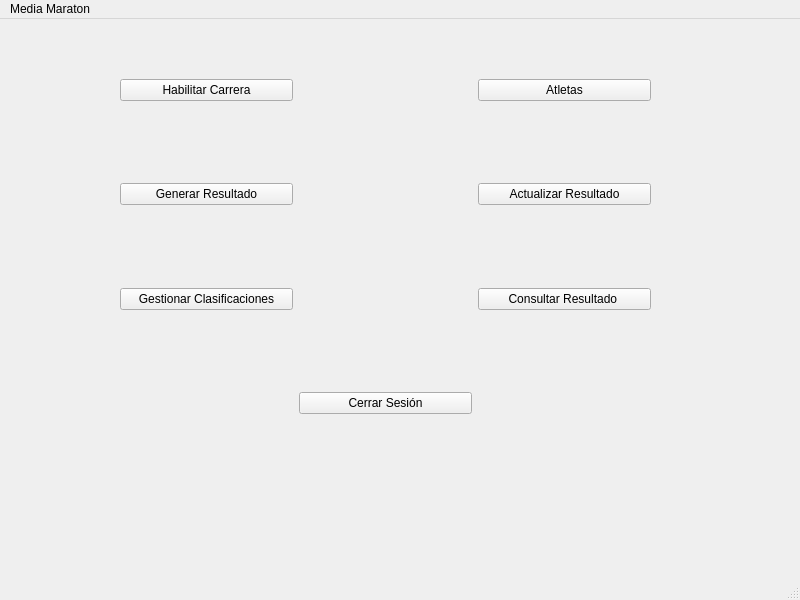
First picture: the form in View/mainwindow.ui, repository Camgamez/MediaMaraton, before the edit.
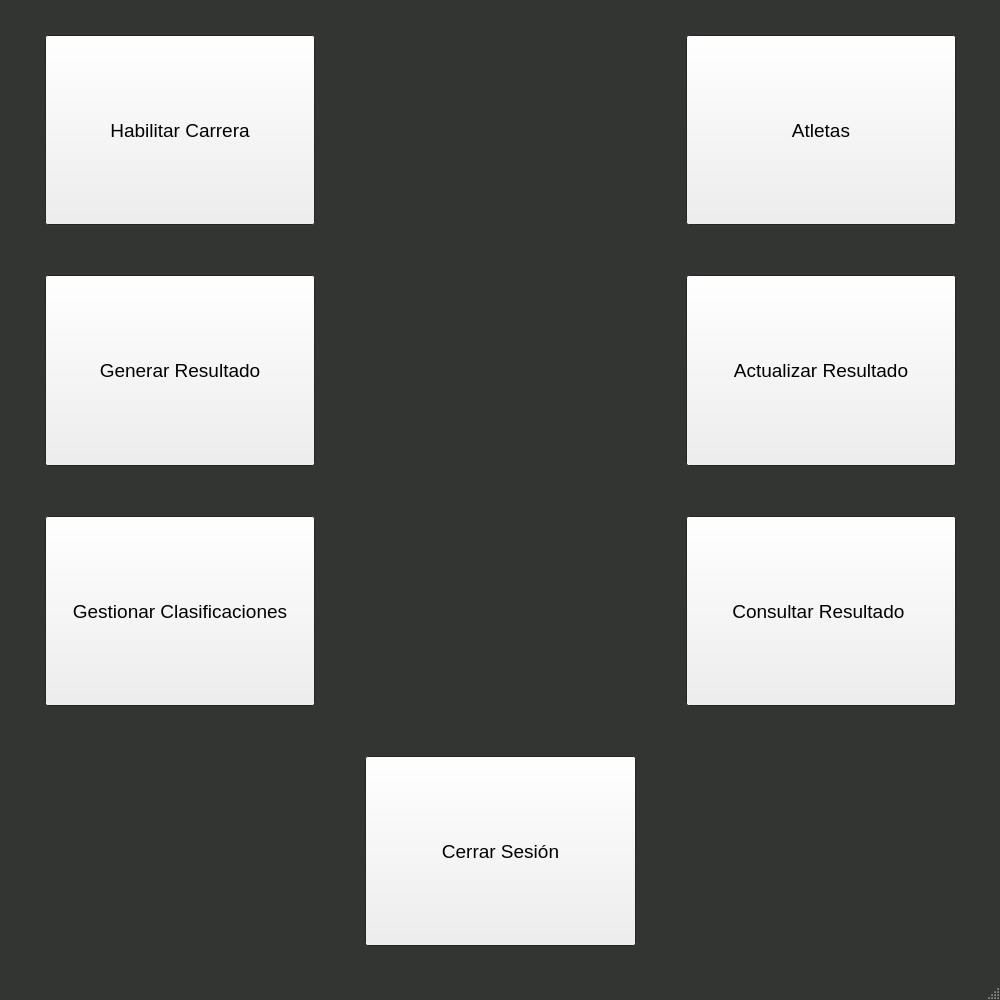
Second picture: the form after the edit.

Diff of the .ui file:
```diff
--- a/View/mainwindow.ui
+++ b/View/mainwindow.ui
@@ -9,10 +9,241 @@
    <rect>
     <x>0</x>
     <y>0</y>
-    <width>800</width>
-    <height>600</height>
+    <width>1000</width>
+    <height>1000</height>
    </rect>
   </property>
+  <property name="palette">
+   <palette>
+    <active>
+     <colorrole role="WindowText">
+      <brush brushstyle="SolidPattern">
+       <color alpha="255">
+        <red>245</red>
+        <green>226</green>
+        <blue>200</blue>
+       </color>
+      </brush>
+     </colorrole>
+     <colorrole role="Text">
+      <brush brushstyle="SolidPattern">
+       <color alpha="255">
+        <red>0</red>
+        <green>0</green>
+        <blue>0</blue>
+       </color>
+      </brush>
+     </colorrole>
+     <colorrole role="Base">
+      <brush brushstyle="SolidPattern">
+       <color alpha="255">
+        <red>255</red>
+        <green>255</green>
+        <blue>255</blue>
+       </color>
+      </brush>
+     </colorrole>
+     <colorrole role="Window">
+      <brush brushstyle="SolidPattern">
+       <color alpha="255">
+        <red>51</red>
+        <green>53</green>
+        <blue>51</blue>
+       </color>
+      </brush>
+     </colorrole>
+     <colorrole role="Shadow">
+      <brush brushstyle="SolidPattern">
+       <color alpha="255">
+        <red>105</red>
+        <green>105</green>
+        <blue>105</blue>
+       </color>
+      </brush>
+     </colorrole>
+     <colorrole role="HighlightedText">
+      <brush brushstyle="SolidPattern">
+       <color alpha="255">
+        <red>255</red>
+        <green>255</green>
+        <blue>255</blue>
+       </color>
+      </brush>
+     </colorrole>
+     <colorrole role="ToolTipText">
+      <brush brushstyle="SolidPattern">
+       <color alpha="255">
+        <red>0</red>
+        <green>0</green>
+        <blue>0</blue>
+       </color>
+      </brush>
+     </colorrole>
+     <colorrole role="PlaceholderText">
+      <brush brushstyle="SolidPattern">
+       <color alpha="128">
+        <red>0</red>
+        <green>0</green>
+        <blue>0</blue>
+       </color>
+      </brush>
+     </colorrole>
+    </active>
+    <inactive>
+     <colorrole role="WindowText">
+      <brush brushstyle="SolidPattern">
+       <color alpha="255">
+        <red>245</red>
+        <green>226</green>
+        <blue>200</blue>
+       </color>
+      </brush>
+     </colorrole>
+     <colorrole role="Text">
+      <brush brushstyle="SolidPattern">
+       <color alpha="255">
+        <red>0</red>
+        <green>0</green>
+        <blue>0</blue>
+       </color>
+      </brush>
+     </colorrole>
+     <colorrole role="Base">
+      <brush brushstyle="SolidPattern">
+       <color alpha="255">
+        <red>255</red>
+        <green>255</green>
+        <blue>255</blue>
+       </color>
+      </brush>
+     </colorrole>
+     <colorrole role="Window">
+      <brush brushstyle="SolidPattern">
+       <color alpha="255">
+        <red>51</red>
+        <green>53</green>
+        <blue>51</blue>
+       </color>
+      </brush>
+     </colorrole>
+     <colorrole role="Shadow">
+      <brush brushstyle="SolidPattern">
+       <color alpha="255">
+        <red>105</red>
+        <green>105</green>
+        <blue>105</blue>
+       </color>
+      </brush>
+     </colorrole>
+     <colorrole role="HighlightedText">
+      <brush brushstyle="SolidPattern">
+       <color alpha="255">
+        <red>0</red>
+        <green>0</green>
+        <blue>0</blue>
+       </color>
+      </brush>
+     </colorrole>
+     <colorrole role="ToolTipText">
+      <brush brushstyle="SolidPattern">
+       <color alpha="255">
+        <red>0</red>
+        <green>0</green>
+        <blue>0</blue>
+       </color>
+      </brush>
+     </colorrole>
+     <colorrole role="PlaceholderText">
+      <brush brushstyle="SolidPattern">
+       <color alpha="128">
+        <red>0</red>
+        <green>0</green>
+        <blue>0</blue>
+       </color>
+      </brush>
+     </colorrole>
+    </inactive>
+    <disabled>
+     <colorrole role="WindowText">
+      <brush brushstyle="SolidPattern">
+       <color alpha="255">
+        <red>120</red>
+        <green>120</green>
+        <blue>120</blue>
+       </color>
+      </brush>
+     </colorrole>
+     <colorrole role="Text">
+      <brush brushstyle="SolidPattern">
+       <color alpha="255">
+        <red>120</red>
+        <green>120</green>
+        <blue>120</blue>
+       </color>
+      </brush>
+     </colorrole>
+     <colorrole role="Base">
+      <brush brushstyle="SolidPattern">
+       <color alpha="255">
+        <red>51</red>
+        <green>53</green>
+        <blue>51</blue>
+       </color>
+      </brush>
+     </colorrole>
+     <colorrole role="Window">
+      <brush brushstyle="SolidPattern">
+       <color alpha="255">
+        <red>89</red>
+        <green>93</green>
+        <blue>89</blue>
+       </color>
+      </brush>
+     </colorrole>
+     <colorrole role="Shadow">
+      <brush brushstyle="SolidPattern">
+       <color alpha="255">
+        <red>0</red>
+        <green>0</green>
+        <blue>0</blue>
+       </color>
+      </brush>
+     </colorrole>
+     <colorrole role="HighlightedText">
+      <brush brushstyle="SolidPattern">
+       <color alpha="255">
+        <red>255</red>
+        <green>255</green>
+        <blue>255</blue>
+       </color>
+      </brush>
+     </colorrole>
+     <colorrole role="ToolTipText">
+      <brush brushstyle="SolidPattern">
+       <color alpha="255">
+        <red>0</red>
+        <green>0</green>
+        <blue>0</blue>
+       </color>
+      </brush>
+     </colorrole>
+     <colorrole role="PlaceholderText">
+      <brush brushstyle="SolidPattern">
+       <color alpha="128">
+        <red>0</red>
+        <green>0</green>
+        <blue>0</blue>
+       </color>
+      </brush>
+     </colorrole>
+    </disabled>
+   </palette>
+  </property>
+  <property name="font">
+   <font>
+    <pointsize>7</pointsize>
+   </font>
+  </property>
   <property name="windowTitle">
    <string>MainWindow</string>
   </property>
@@ -20,123 +251,178 @@
    <widget class="QWidget" name="gridLayoutWidget">
     <property name="geometry">
      <rect>
-      <x>120</x>
-      <y>60</y>
-      <width>531</width>
-      <height>341</height>
+      <x>20</x>
+      <y>10</y>
+      <width>961</width>
+      <height>961</height>
      </rect>
     </property>
-    <layout class="QGridLayout" name="gridLayout" rowstretch="0,0,0,0,0,0,0" columnstretch="0,0,0">
+    <layout class="QGridLayout" name="gridLayout" rowstretch="0,0,0,0" columnstretch="0,0,0">
+     <property name="leftMargin">
+      <number>25</number>
+     </property>
+     <property name="topMargin">
+      <number>25</number>
+     </property>
+     <property name="rightMargin">
+      <number>25</number>
+     </property>
      <property name="bottomMargin">
-      <number>6</number>
+      <number>25</number>
      </property>
+     <property name="spacing">
+      <number>50</number>
+     </property>
+     <item row="0" column="2">
+      <widget class="QPushButton" name="pushButton">
+       <property name="sizePolicy">
+        <sizepolicy hsizetype="Minimum" vsizetype="Minimum">
+         <horstretch>0</horstretch>
+         <verstretch>0</verstretch>
+        </sizepolicy>
+       </property>
+       <property name="font">
+        <font>
+         <pointsize>14</pointsize>
+        </font>
+       </property>
+       <property name="text">
+        <string>Atletas</string>
+       </property>
+      </widget>
+     </item>
+     <item row="0" column="0">
+      <widget class="QPushButton" name="pushButton_6">
+       <property name="enabled">
+        <bool>true</bool>
+       </property>
+       <property name="sizePolicy">
+        <sizepolicy hsizetype="Minimum" vsizetype="Minimum">
+         <horstretch>0</horstretch>
+         <verstretch>0</verstretch>
+        </sizepolicy>
+       </property>
+       <property name="sizeIncrement">
+        <size>
+         <width>0</width>
+         <height>0</height>
+        </size>
+       </property>
+       <property name="baseSize">
+        <size>
+         <width>0</width>
+         <height>0</height>
+        </size>
+       </property>
+       <property name="font">
+        <font>
+         <pointsize>14</pointsize>
+        </font>
+       </property>
+       <property name="text">
+        <string>Habilitar Carrera</string>
+       </property>
+       <property name="iconSize">
+        <size>
+         <width>16</width>
+         <height>16</height>
+        </size>
+       </property>
+      </widget>
+     </item>
      <item row="2" column="0">
-      <widget class="QPushButton" name="pushButton_5">
-       <property name="text">
-        <string>Generar Resultado</string>
-       </property>
-      </widget>
-     </item>
-     <item row="6" column="1">
-      <widget class="QPushButton" name="closer">
-       <property name="text">
-        <string>Cerrar Sesión</string>
-       </property>
-      </widget>
-     </item>
-     <item row="3" column="0">
-      <spacer name="verticalSpacer">
-       <property name="orientation">
-        <enum>Qt::Vertical</enum>
-       </property>
-       <property name="sizeHint" stdset="0">
-        <size>
-         <width>20</width>
-         <height>40</height>
-        </size>
-       </property>
-      </spacer>
-     </item>
-     <item row="4" column="0">
       <widget class="QPushButton" name="pushButton_4">
+       <property name="sizePolicy">
+        <sizepolicy hsizetype="Minimum" vsizetype="Minimum">
+         <horstretch>0</horstretch>
+         <verstretch>0</verstretch>
+        </sizepolicy>
+       </property>
+       <property name="font">
+        <font>
+         <pointsize>14</pointsize>
+        </font>
+       </property>
        <property name="text">
         <string>Gestionar Clasificaciones</string>
        </property>
       </widget>
      </item>
+     <item row="3" column="1">
+      <widget class="QPushButton" name="closer">
+       <property name="sizePolicy">
+        <sizepolicy hsizetype="Minimum" vsizetype="Minimum">
+         <horstretch>0</horstretch>
+         <verstretch>0</verstretch>
+        </sizepolicy>
+       </property>
+       <property name="font">
+        <font>
+         <pointsize>14</pointsize>
+        </font>
+       </property>
+       <property name="text">
+        <string>Cerrar Sesión</string>
+       </property>
+      </widget>
+     </item>
      <item row="2" column="2">
-      <widget class="QPushButton" name="pushButton_2">
-       <property name="text">
-        <string>Actualizar Resultado</string>
-       </property>
-      </widget>
-     </item>
-     <item row="1" column="0">
-      <spacer name="verticalSpacer_2">
-       <property name="orientation">
-        <enum>Qt::Vertical</enum>
-       </property>
-       <property name="sizeHint" stdset="0">
-        <size>
-         <width>20</width>
-         <height>40</height>
-        </size>
-       </property>
-      </spacer>
-     </item>
-     <item row="0" column="0">
-      <widget class="QPushButton" name="pushButton_6">
-       <property name="text">
-        <string>Habilitar Carrera</string>
-       </property>
-      </widget>
-     </item>
-     <item row="0" column="2">
-      <widget class="QPushButton" name="pushButton">
-       <property name="text">
-        <string>Atletas</string>
-       </property>
-      </widget>
-     </item>
-     <item row="4" column="2">
       <widget class="QPushButton" name="pushButton_3">
+       <property name="sizePolicy">
+        <sizepolicy hsizetype="Minimum" vsizetype="Minimum">
+         <horstretch>0</horstretch>
+         <verstretch>0</verstretch>
+        </sizepolicy>
+       </property>
+       <property name="font">
+        <font>
+         <pointsize>14</pointsize>
+        </font>
+       </property>
        <property name="text">
         <string>Consultar Resultado </string>
        </property>
       </widget>
      </item>
-     <item row="5" column="0">
-      <spacer name="verticalSpacer_3">
-       <property name="orientation">
-        <enum>Qt::Vertical</enum>
+     <item row="1" column="0">
+      <widget class="QPushButton" name="pushButton_5">
+       <property name="sizePolicy">
+        <sizepolicy hsizetype="Minimum" vsizetype="Minimum">
+         <horstretch>0</horstretch>
+         <verstretch>0</verstretch>
+        </sizepolicy>
        </property>
-       <property name="sizeHint" stdset="0">
-        <size>
-         <width>20</width>
-         <height>40</height>
-        </size>
+       <property name="font">
+        <font>
+         <pointsize>14</pointsize>
+        </font>
        </property>
-      </spacer>
+       <property name="text">
+        <string>Generar Resultado</string>
+       </property>
+      </widget>
+     </item>
+     <item row="1" column="2">
+      <widget class="QPushButton" name="pushButton_2">
+       <property name="sizePolicy">
+        <sizepolicy hsizetype="Minimum" vsizetype="Minimum">
+         <horstretch>0</horstretch>
+         <verstretch>0</verstretch>
+        </sizepolicy>
+       </property>
+       <property name="font">
+        <font>
+         <pointsize>14</pointsize>
+        </font>
+       </property>
+       <property name="text">
+        <string>Actualizar Resultado</string>
+       </property>
+      </widget>
      </item>
     </layout>
    </widget>
   </widget>
-  <widget class="QMenuBar" name="menubar">
-   <property name="geometry">
-    <rect>
-     <x>0</x>
-     <y>0</y>
-     <width>800</width>
-     <height>32</height>
-    </rect>
-   </property>
-   <widget class="QMenu" name="menuMedia_Maraton">
-    <property name="title">
-     <string>Media Maraton</string>
-    </property>
-   </widget>
-   <addaction name="menuMedia_Maraton"/>
-  </widget>
   <widget class="QStatusBar" name="statusbar"/>
  </widget>
  <resources/>
```
Left out of the diff: 2 changed lines with no effect on the pictures.
